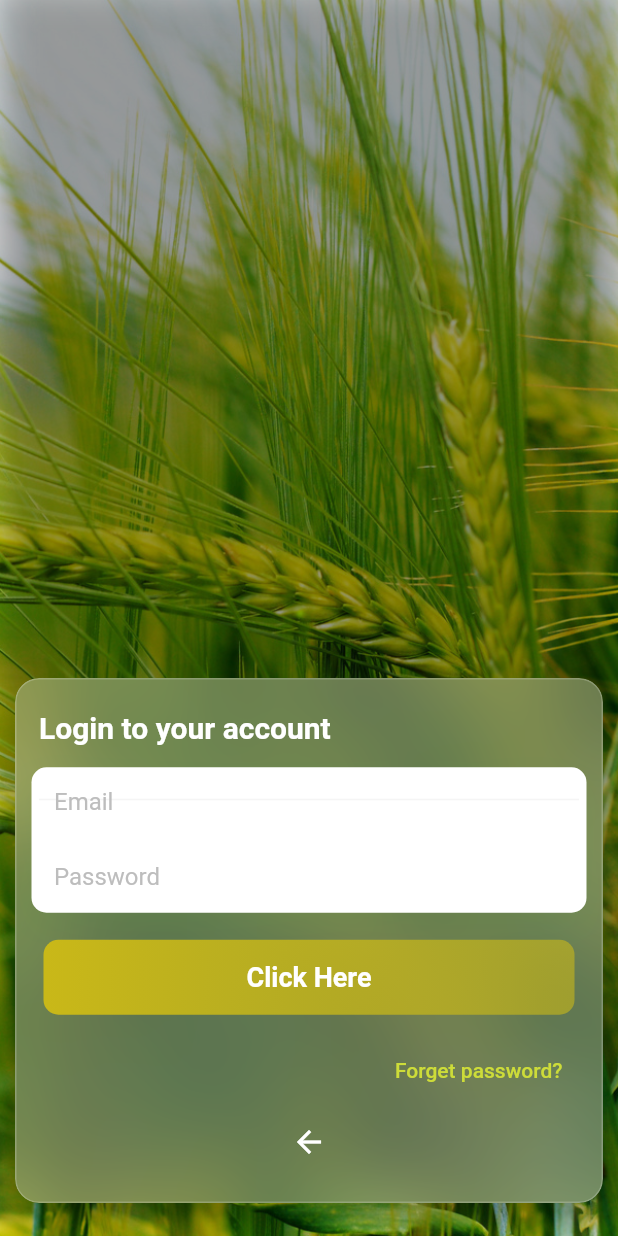
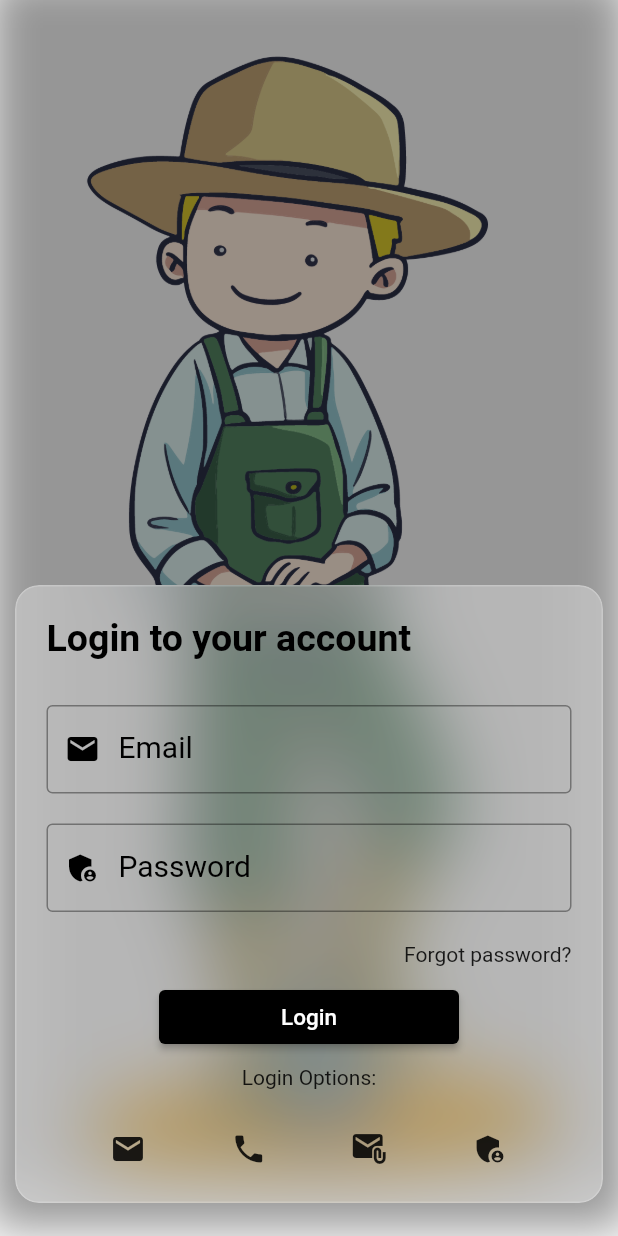
Before and after one commit to GowthamKumar1626/FarmX-UI, a Flutter app: the LoginScreen screen opened directly, on a phone screen of 412 x 824 dp. Run offline on Flutter 3.47's test engine with Material 2 defaults, Android fonts, the light colour scheme and no system bars; our stand-ins replace bottom_navy_bar, eva_icons_flutter, firebase_auth, firebase_core, image_picker, location; missing offline and left inert: tflite; accounts and stored records are empty; Roboto replaces fonts that are missing (LeonSans).

Commit message:
Made changes in LoginScreen and Fixed the bug with firebase instance

```diff
--- a/lib/Constants/Constants.dart
+++ b/lib/Constants/Constants.dart
@@ -24,6 +24,13 @@ const TextStyle kDefaultStyle = TextStyle(
   fontFamily: 'Roboto',
   fontWeight: FontWeight.w700,
   fontSize: 20,
+);
+
+const TextStyle kLoginHeading = TextStyle(
+  fontFamily: 'Roboto',
+  fontWeight: FontWeight.w700,
+  fontSize: 25,
+  color: Colors.black,
 );
 
 const TextStyle kTopHeadingStyle =
@@ -63,3 +70,8 @@ const TextStyle kProfileContent = TextStyle(
   fontSize: 15,
   color: Colors.black,
 );
+
+const TextStyle kLabelStyleDefault = TextStyle(
+  fontSize: 20,
+  color: Colors.black,
+);
--- a/lib/Screens/LoginScreen.dart
+++ b/lib/Screens/LoginScreen.dart
@@ -1,10 +1,10 @@
 import 'dart:ui';
 
-import 'package:firebase_auth/firebase_auth.dart';
+import 'package:farmx/Constants/Constants.dart';
+import 'package:farmx/Screens/HomeScreen.dart';
+import 'package:firebase_auth/firebase_auth.dart' as auth;
+import 'package:firebase_core/firebase_core.dart';
 import 'package:flutter/material.dart';
-
-import 'HomeScreen.dart';
-import 'RegistrationScreen.dart';
 
 class LoginScreen extends StatefulWidget {
   static const id = "login_screen";
@@ -17,7 +17,46 @@ class _LoginScreenState extends State<LoginScreen> {
   String email = "";
   String password = "";
 
-  final _auth = FirebaseAuth.instance;
+  final _key = GlobalKey<FormState>();
+  final Future<FirebaseApp> _initialization = Firebase.initializeApp();
+  final _auth = auth.FirebaseAuth.instance;
+
+  String validateEmail(value) {
+    if (value == null) {
+      return "";
+    } else if (value.contains('@') == false) {
+      return 'Invalid Email';
+    } else {
+      return 'Please provide your email';
+    }
+  }
+
+  String validatePassword(value) {
+    if (value == null) {
+      return "";
+    } else {
+      return 'It cannot be empty';
+    }
+  }
+
+  void validateLogin() async {
+    if (_key.currentState!.validate()) {
+      print("Not Validated");
+    } else {
+      try {
+        final user = await _auth.signInWithEmailAndPassword(
+            email: email, password: password);
+        // ignore: unnecessary_null_comparison
+        if (user != null) {
+          Navigator.pushNamed(context, HomeScreen.id);
+        } else {
+          print("No User Found");
+        }
+      } catch (error) {
+        print(error);
+      }
+    }
+  }
 
   @override
   Widget build(BuildContext context) {
@@ -25,11 +64,10 @@ class _LoginScreenState extends State<LoginScreen> {
       body: Container(
         decoration: BoxDecoration(
           image: DecorationImage(
-            image: AssetImage("assets/images/background-3.jpeg"),
+            image: AssetImage("assets/images/LoginScreen-1.png"),
             fit: BoxFit.cover,
           ),
         ),
-        child: Center(
         child: Container(
           alignment: Alignment.bottomCenter,
           margin: EdgeInsets.only(left: 10, right: 10, bottom: 22),
@@ -50,7 +88,9 @@ class _LoginScreenState extends State<LoginScreen> {
                 sigmaY: 25.0,
               ),
               child: Container(
-                  height: 350,
+                height: MediaQuery.of(context).size.height * 0.5,
+                width: MediaQuery.of(context).size.width,
+                padding: EdgeInsets.all(10.0),
                 decoration: BoxDecoration(
                   color: Colors.white.withOpacity(0.3),
                   borderRadius: BorderRadius.circular(16.0),
@@ -58,167 +98,135 @@ class _LoginScreenState extends State<LoginScreen> {
                     color: Colors.white.withOpacity(0.2),
                   ),
                 ),
-                  child: Column(
-                    mainAxisAlignment: MainAxisAlignment.spaceEvenly,
+                child: Stack(
+                  alignment: AlignmentDirectional.topStart,
                   children: <Widget>[
-                      Stack(
+                    Column(
                       children: <Widget>[
                         Padding(
                           padding: EdgeInsets.all(10),
-                            child: Column(
-                              children: <Widget>[
-                                Container(
-                                  padding: EdgeInsets.all(5),
                           child: Align(
-                                    alignment: Alignment.topLeft,
+                            alignment: Alignment.centerLeft,
                             child: Text(
                               "Login to your account",
-                                      style: TextStyle(
-                                        fontWeight: FontWeight.bold,
-                                        fontSize: 20.0,
-                                        color: Colors.white,
+                              style: kLoginHeading,
                             ),
-                                    ),
-                                  ),
-                                ),
-                                Container(
-                                  margin: EdgeInsets.only(top: 10),
-                                  padding: EdgeInsets.all(5.0),
-                                  decoration: BoxDecoration(
-                                      color: Colors.white,
-                                      borderRadius: BorderRadius.circular(10.0),
-                                      boxShadow: [
-                                        BoxShadow(
-                                          color:
-                                              Color.fromRGBO(92, 148, 71, 0.2),
-                                          blurRadius: 20.0,
-                                          offset: Offset(0, 10),
-                                        ),
-                                      ]),
-                                  child: Column(
-                                    children: <Widget>[
-                                      Container(
-                                        padding: EdgeInsets.all(8.0),
-                                        decoration: BoxDecoration(
-                                          border: Border(
-                                            bottom: BorderSide(
-                                              color: Colors.grey.shade100,
-                                            ),
-                                          ),
-                                        ),
-                                      ),
-                                      Container(
-                                        height: 20,
-                                        padding: EdgeInsets.only(left: 10),
-                                        child: TextField(
-                                          keyboardType:
-                                              TextInputType.emailAddress,
-                                          onChanged: (value) {
-                                            email = value;
-                                          },
-                                          decoration: InputDecoration(
-                                            border: InputBorder.none,
-                                            hintText: "Email",
-                                            hintStyle: TextStyle(
-                                              color: Colors.grey.shade400,
-                                            ),
-                                          ),
-                                        ),
-                                      ),
-                                      SizedBox(
-                                        height: 30,
-                                      ),
-                                      Container(
-                                        height: 20,
-                                        padding: EdgeInsets.only(left: 10),
-                                        child: TextField(
-                                          obscureText: true,
-                                          onChanged: (value) {
-                                            password = value;
-                                          },
-                                          decoration: InputDecoration(
-                                            border: InputBorder.none,
-                                            hintText: "Password",
-                                            hintStyle: TextStyle(
-                                              color: Colors.grey.shade400,
-                                            ),
-                                          ),
-                                        ),
-                                      ),
-                                    ],
                           ),
                         ),
                         SizedBox(
                           height: 10,
                         ),
-                                TextButton(
-                                  onPressed: () async {
-                                    print(email);
-                                    try {
-                                      final user = await _auth
-                                          .signInWithEmailAndPassword(
-                                              email: email, password: password);
-                                      // ignore: unnecessary_null_comparison
-                                      if (user != null) {
-                                        Navigator.pushNamed(
-                                            context, HomeScreen.id);
-                                      } else {
-                                        print("No User Found");
-                                      }
-                                    } catch (error) {
-                                      print(error);
-                                    }
-                                  },
-                                  child: Container(
-                                    height: 50,
-                                    decoration: BoxDecoration(
-                                      borderRadius: BorderRadius.circular(10.0),
-                                      gradient: LinearGradient(colors: [
-                                        Color.fromRGBO(201, 184, 24, 1),
-                                        Color.fromRGBO(201, 184, 24, 0.6),
-                                      ]),
+                        Form(
+                          key: _key,
+                          child: Column(
+                            children: <Widget>[
+                              Padding(
+                                padding: EdgeInsets.all(10),
+                                child: TextFormField(
+                                  keyboardType: TextInputType.emailAddress,
+                                  cursorColor: Colors.black,
+                                  validator: validateEmail,
+                                  decoration: InputDecoration(
+                                    labelText: 'Email',
+                                    labelStyle: kLabelStyleDefault,
+                                    prefixIcon: Icon(
+                                      Icons.mail,
+                                      color: kBlack,
                                     ),
-                                    child: Center(
-                                      child: Text(
-                                        "Click Here",
-                                        style: TextStyle(
-                                          color: Colors.white,
-                                          fontWeight: FontWeight.bold,
-                                          fontSize: 18.0,
+                                    border: OutlineInputBorder(),
+                                    focusedBorder: OutlineInputBorder(
+                                      borderSide: BorderSide(
+                                          color: Colors.black, width: 1.0),
                                     ),
                                   ),
+                                  onChanged: (value) {
+                                    email = value;
+                                  },
                                 ),
+                              ),
+                              Padding(
+                                padding: EdgeInsets.all(10),
+                                child: TextFormField(
+                                  obscureText: true,
+                                  validator: validatePassword,
+                                  cursorColor: Colors.black,
+                                  decoration: InputDecoration(
+                                    labelText: 'Password',
+                                    labelStyle: kLabelStyleDefault,
+                                    prefixIcon: Icon(
+                                      Icons.admin_panel_settings,
+                                      color: kBlack,
+                                    ),
+                                    border: OutlineInputBorder(),
+                                    focusedBorder: OutlineInputBorder(
+                                      borderSide: BorderSide(
+                                          color: Colors.black, width: 1.0),
+                                    ),
+                                  ),
+                                  onChanged: (value) {
+                                    password = value;
+                                  },
+                                ),
+                              ),
+                              Padding(
+                                padding: EdgeInsets.all(10.0),
+                                child: Align(
+                                  alignment: Alignment.centerRight,
+                                  child: Text("Forgot password?"),
                                 ),
                               ),
                               SizedBox(
-                                  height: 5,
-                                ),
-                                Align(
-                                  alignment: Alignment.centerRight,
-                                  child: Container(
-                                    padding: EdgeInsets.only(right: 8),
-                                    child: TextButton(
-                                      onPressed: () {
-                                        Navigator.pushNamed(
-                                            context, RegistrationScreen.id);
-                                      },
+                                width: 200,
+                                child: ElevatedButton(
                                   child: Text(
-                                        "Forget password?",
+                                    "Login",
                                     style: TextStyle(
-                                          color: Colors.lime.shade500,
+                                      fontSize: 15,
                                     ),
                                   ),
+                                  style: ButtonStyle(
+                                    backgroundColor:
+                                        MaterialStateColor.resolveWith(
+                                            (states) => kBlack),
+                                  ),
+                                  onPressed: validateLogin,
                                 ),
                               ),
+                              Padding(
+                                padding: EdgeInsets.all(8.0),
+                                child: Text("Login Options:"),
                               ),
-                                TextButton(
-                                  onPressed: () {
-                                    Navigator.pushNamed(
-                                        context, RegistrationScreen.id);
-                                  },
-                                  child: Icon(
-                                    Icons.arrow_back,
-                                    color: Colors.white,
+                              Padding(
+                                padding: EdgeInsets.all(8.0),
+                                child: Row(
+                                  mainAxisAlignment:
+                                      MainAxisAlignment.spaceEvenly,
+                                  children: <Widget>[
+                                    IconButton(
+                                      icon: Icon(
+                                        Icons.mail,
+                                      ),
+                                      onPressed: () {},
+                                    ),
+                                    IconButton(
+                                      icon: Icon(
+                                        Icons.phone,
+                                      ),
+                                      onPressed: () {},
+                                    ),
+                                    IconButton(
+                                      icon: Icon(
+                                        Icons.attach_email,
+                                      ),
+                                      onPressed: () {},
+                                    ),
+                                    IconButton(
+                                      icon: Icon(
+                                        Icons.admin_panel_settings,
+                                      ),
+                                      onPressed: () {},
+                                    ),
+                                  ],
                                 ),
                               ),
                             ],
@@ -233,7 +241,6 @@ class _LoginScreenState extends State<LoginScreen> {
           ),
         ),
       ),
-      ),
     );
   }
 }
--- a/lib/main.dart
+++ b/lib/main.dart
@@ -8,28 +8,36 @@ import 'package:flutter/services.dart';
 
 import 'Screens/RegistrationScreen.dart';
 
-void main() => runApp(
-      MaterialApp(
-        debugShowCheckedModeBanner: false,
-        home: MyApp(),
-      ),
-    );
+void main() async {
+  WidgetsFlutterBinding.ensureInitialized();
+  await Firebase.initializeApp();
+  runApp(MyApp());
+}
 
 class MyApp extends StatelessWidget {
+  final Future<FirebaseApp> _initialization = Firebase.initializeApp();
   @override
   Widget build(BuildContext context) {
     SystemChrome.setEnabledSystemUIOverlays([SystemUiOverlay.bottom]);
     return FutureBuilder(
-      future: Firebase.initializeApp(),
+      future: _initialization,
       builder: (context, snapshot) {
+        if (snapshot.hasError) {
+          return Scaffold(
+            body: Center(
+              child: Text("Error: ${snapshot.error}"),
+            ),
+          );
+        }
+
+        if (snapshot.connectionState == ConnectionState.done) {
           return MaterialApp(
             debugShowCheckedModeBanner: false,
             theme: ThemeData(
-            primarySwatch: Colors.blue,
               fontFamily: 'LeonSans',
               visualDensity: VisualDensity.adaptivePlatformDensity,
             ),
-          initialRoute: HomeScreen.id,
+            initialRoute: LoginScreen.id,
             routes: {
               RegistrationScreen.id: (context) => RegistrationScreen(),
               LoginScreen.id: (context) => LoginScreen(),
@@ -38,6 +46,12 @@ class MyApp extends StatelessWidget {
               UserProfileScreen.id: (context) => UserProfileScreen(),
             },
           );
+        }
+        return Scaffold(
+          body: Center(
+            child: Text("Connecting to app.."),
+          ),
+        );
       },
     );
   }
--- a/pubspec.yaml
+++ b/pubspec.yaml
@@ -45,6 +45,7 @@ dependencies:
   url_launcher: ^6.0.4
   cached_network_image: ^3.0.0
   tflite: ^1.1.2
+  form_field_validator: ^1.1.0
 
 
 dev_dependencies:
```
Also changed, not shown: lib/Widgets/PestDetection/PestDetectionWidget.dart (+4 -3 lines), pubspec.lock, 4 other files. Lines whose indentation alone changed are shown as unchanged.
